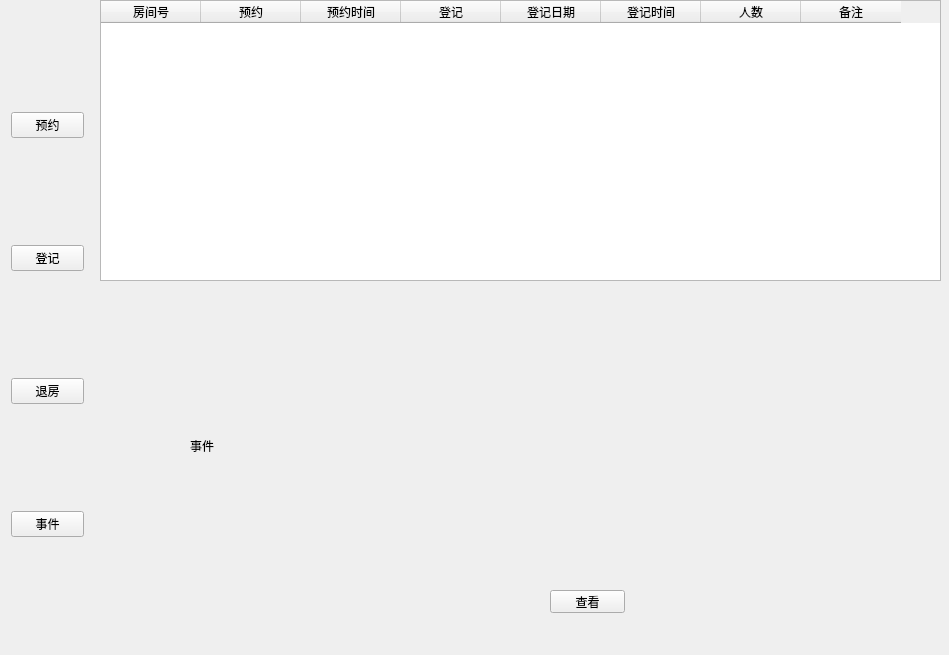
The window that Manager.ui (Ginsakura/TestQTManagerSystem) describes before a commit, drawn with Qt 5.
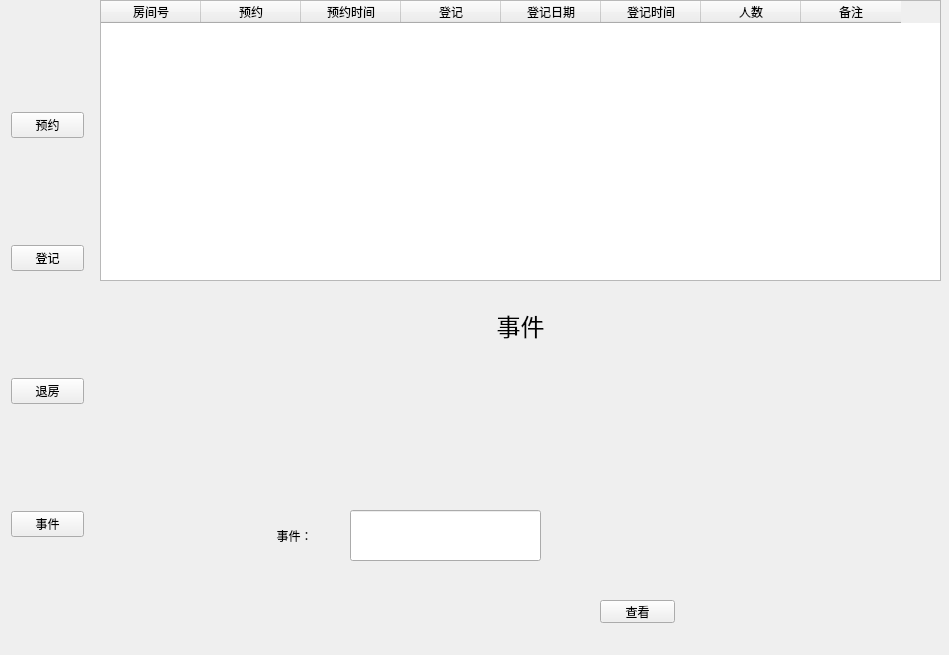
The same window after the commit. The open tabs and pages were chosen to show the change.

Commit message: 开始事件模块

The edit to the form file:
```diff
--- a/Manager.ui
+++ b/Manager.ui
@@ -413,24 +413,11 @@
      </widget>
     </widget>
     <widget class="QWidget" name="shijian">
-     <widget class="QLabel" name="label_4">
-      <property name="geometry">
-       <rect>
-        <x>90</x>
-        <y>150</y>
-        <width>54</width>
-        <height>12</height>
-       </rect>
-      </property>
-      <property name="text">
-       <string>事件</string>
-      </property>
-     </widget>
      <widget class="QPushButton" name="incident_view">
       <property name="geometry">
        <rect>
-        <x>450</x>
-        <y>300</y>
+        <x>500</x>
+        <y>310</y>
         <width>75</width>
         <height>23</height>
        </rect>
@@ -439,6 +426,42 @@
        <string>查看</string>
       </property>
      </widget>
+     <widget class="QLineEdit" name="event">
+      <property name="geometry">
+       <rect>
+        <x>250</x>
+        <y>220</y>
+        <width>191</width>
+        <height>51</height>
+       </rect>
+      </property>
+     </widget>
+     <widget class="QLabel" name="label_4">
+      <property name="geometry">
+       <rect>
+        <x>320</x>
+        <y>10</y>
+        <width>201</width>
+        <height>51</height>
+       </rect>
+      </property>
+      <property name="text">
+       <string>&lt;html&gt;&lt;head/&gt;&lt;body&gt;&lt;p align=&quot;center&quot;&gt;&lt;span style=&quot; font-size:18pt;&quot;&gt;事件&lt;/span&gt;&lt;/p&gt;&lt;/body&gt;&lt;/html&gt;</string>
+      </property>
+     </widget>
+     <widget class="QLabel" name="label">
+      <property name="geometry">
+       <rect>
+        <x>150</x>
+        <y>220</y>
+        <width>81</width>
+        <height>51</height>
+       </rect>
+      </property>
+      <property name="text">
+       <string>        事件：</string>
+      </property>
+     </widget>
     </widget>
     <widget class="QWidget" name="page">
      <widget class="QTableWidget" name="tableWidget_2">
```
Left out of the diff: 22 changed lines with no effect on the pictures. The commit also changes 2 other files.
